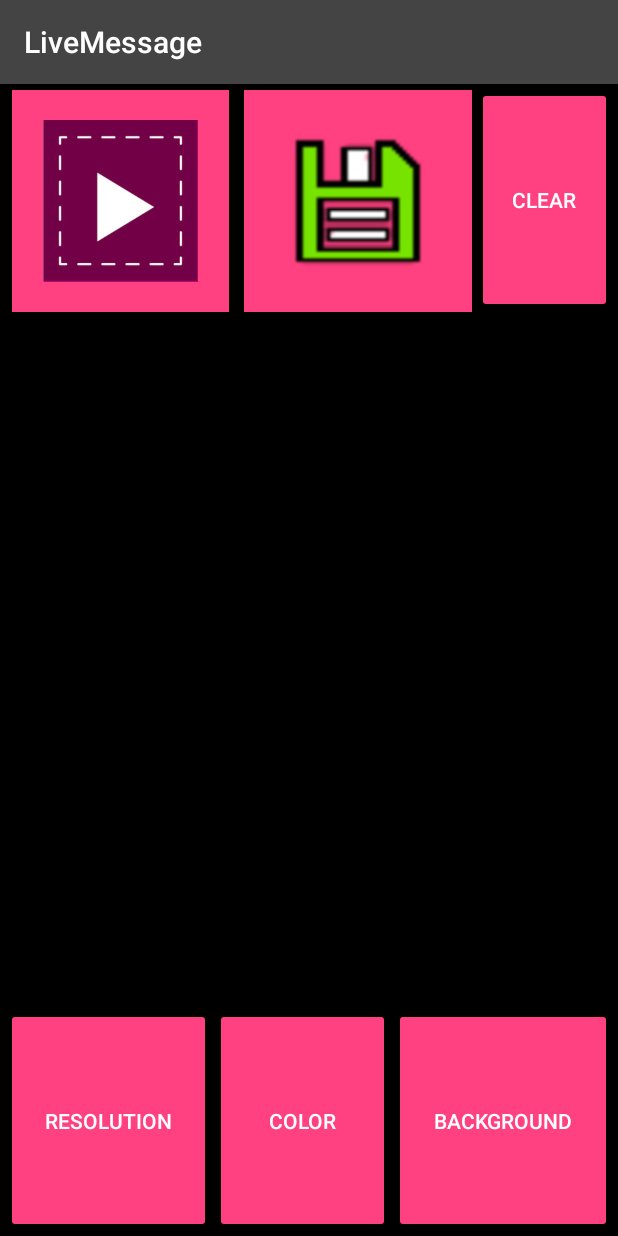
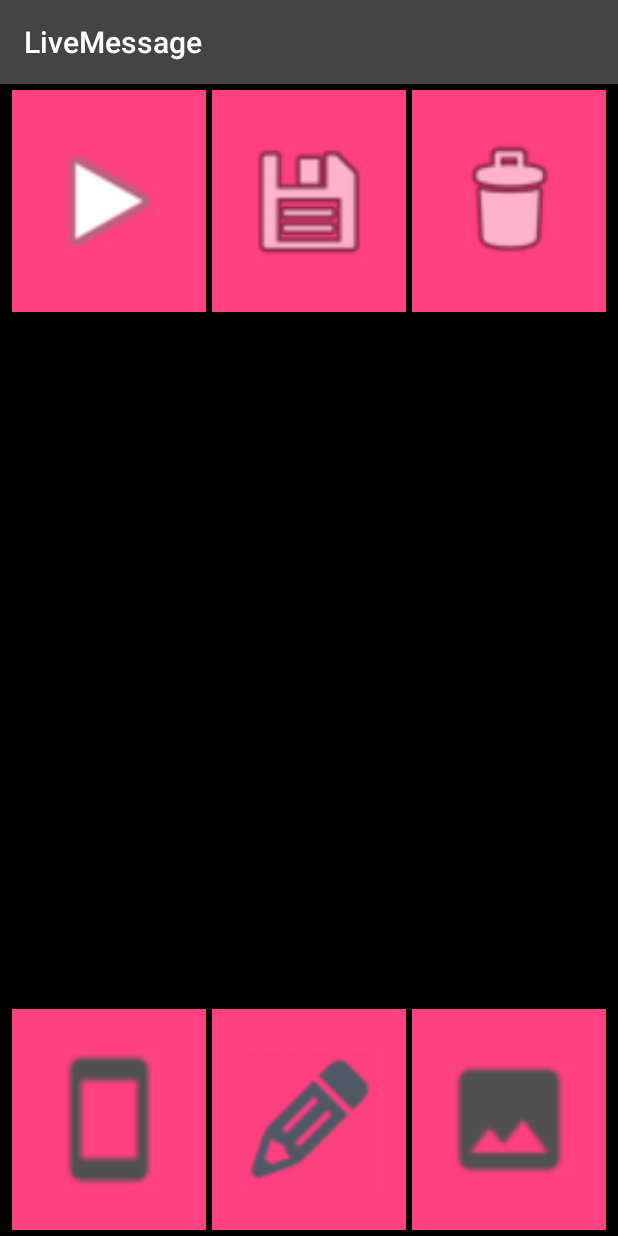
Before and after one commit to Kuanlin-Chen/LiveMessage, an Android app: the screen it shows after launch (MainActivity), on a phone screen of 412 x 824 dp. Run offline under Robolectric (Android 15) with nearby library versions, the phone set to English and light mode, and no system bars.

Commit message:
1) Change all Button to ImageButton 2) Add the resources of button image

```diff
--- a/app/src/main/java/chen/kuanlin/livemessage/MainActivity.java
+++ b/app/src/main/java/chen/kuanlin/livemessage/MainActivity.java
@@ -11,14 +11,13 @@ import android.os.Bundle;
 import android.util.Log;
 import android.view.KeyEvent;
 import android.view.View;
-import android.widget.Button;
 import android.widget.ImageButton;
 import android.widget.Toast;
 
 public class MainActivity extends AppCompatActivity {
 
-    private Button button_clear, button_resolution, button_color, button_background;
-    private ImageButton button_record, button_save;
+    private ImageButton button_record, button_save, button_clear,
+                        button_resolution, button_color, button_background;
 
     private PaintView paintView;
     private Recorder recorder;
@@ -40,10 +39,10 @@ public class MainActivity extends AppCompatActivity {
         paintView = (PaintView)findViewById(R.id.paintview);
         button_record = (ImageButton)findViewById(R.id.button_record);
         button_save = (ImageButton)findViewById(R.id.button_save);
-        button_clear = (Button)findViewById(R.id.button_clear);
-        button_resolution = (Button)findViewById(R.id.button_resolution);
-        button_color = (Button)findViewById(R.id.button_color);
-        button_background = (Button)findViewById(R.id.button_background);
+        button_clear = (ImageButton)findViewById(R.id.button_clear);
+        button_resolution = (ImageButton)findViewById(R.id.button_resolution);
+        button_color = (ImageButton)findViewById(R.id.button_color);
+        button_background = (ImageButton)findViewById(R.id.button_background);
 
         checkPermission();
 
@@ -208,7 +207,7 @@ public class MainActivity extends AppCompatActivity {
         recorder.setRate(user_rate);
         thread = new Thread(recorder);
         thread.start();
-        button_record.setImageResource(R.drawable.ic_pause_record);
+        button_record.setImageResource(R.drawable.ic_media_pause);
     }
 
     private void pauseRecord(){
@@ -218,7 +217,7 @@ public class MainActivity extends AppCompatActivity {
             thread.interrupt();
         }
         isRecording = false;
-        button_record.setImageResource(R.drawable.ic_start_record);
+        button_record.setImageResource(R.drawable.ic_media_play);
     }
 
     private void checkPermission(){
--- a/app/src/main/java/chen/kuanlin/livemessage/SaveData.java
+++ b/app/src/main/java/chen/kuanlin/livemessage/SaveData.java
@@ -7,7 +7,6 @@ import android.content.Intent;
 import android.net.Uri;
 import android.os.AsyncTask;
 import android.support.v7.app.AlertDialog;
-import android.widget.Toast;
 
 /**
  * Created by kuanlin on 2017/9/15.
--- a/app/src/main/res/layout/viewgroup.xml
+++ b/app/src/main/res/layout/viewgroup.xml
@@ -23,7 +23,7 @@
             android:layout_marginLeft="8dp"
             android:layout_marginRight="2dp"
             android:layout_weight="1"
-            android:src="@drawable/ic_start_record"
+            android:src="@drawable/ic_media_play"
             android:background="@color/colorAccent"
             android:padding="20dp"
             android:scaleType="fitCenter"
@@ -35,25 +35,29 @@
             android:layout_height="match_parent"
             android:layout_marginTop="4dp"
             android:layout_marginBottom="2dp"
-            android:layout_marginLeft="8dp"
+            android:layout_marginLeft="2dp"
             android:layout_marginRight="2dp"
             android:layout_weight="1"
-            android:src="@drawable/menu_save"
+            android:src="@drawable/ic_menu_save"
             android:background="@color/colorAccent"
             android:padding="20dp"
             android:scaleType="fitCenter"
             android:adjustViewBounds="true"
             android:id="@+id/button_save"/>
 
-        <Button style="@style/Base.Widget.AppCompat.Button.Colored"
+        <ImageButton style="@style/Base.Widget.AppCompat.Button.Colored"
             android:layout_width="wrap_content"
             android:layout_height="match_parent"
-            android:layout_marginTop="2dp"
-            android:layout_marginBottom="1dp"
-            android:layout_marginLeft="1dp"
-            android:layout_marginRight="4dp"
+            android:layout_marginTop="4dp"
+            android:layout_marginBottom="2dp"
+            android:layout_marginLeft="2dp"
+            android:layout_marginRight="8dp"
             android:layout_weight="1"
-            android:text="CLEAR"
+            android:src="@drawable/ic_menu_clear"
+            android:background="@color/colorAccent"
+            android:padding="20dp"
+            android:scaleType="fitCenter"
+            android:adjustViewBounds="true"
             android:id="@+id/button_clear"/>
         </LinearLayout>
 
@@ -80,37 +84,49 @@
             android:orientation="horizontal"
             android:layout_weight="2">
 
-            <Button style="@style/Base.Widget.AppCompat.Button.Colored"
+            <ImageButton style="@style/Base.Widget.AppCompat.Button.Colored"
                 android:layout_width="wrap_content"
                 android:layout_height="match_parent"
-                android:layout_marginTop="1dp"
-                android:layout_marginBottom="2dp"
-                android:layout_marginLeft="4dp"
-                android:layout_marginRight="1dp"
+                android:layout_marginTop="2dp"
+                android:layout_marginBottom="4dp"
+                android:layout_marginLeft="8dp"
+                android:layout_marginRight="2dp"
                 android:layout_weight="1"
-                android:text="RESOLUTION"
+                android:src="@drawable/ic_resolution"
+                android:background="@color/colorAccent"
+                android:padding="20dp"
+                android:scaleType="fitCenter"
+                android:adjustViewBounds="true"
                 android:id="@+id/button_resolution"/>
 
-            <Button style="@style/Base.Widget.AppCompat.Button.Colored"
+            <ImageButton style="@style/Base.Widget.AppCompat.Button.Colored"
                 android:layout_width="wrap_content"
                 android:layout_height="match_parent"
-                android:layout_marginTop="1dp"
-                android:layout_marginBottom="2dp"
-                android:layout_marginLeft="1dp"
-                android:layout_marginRight="1dp"
+                android:layout_marginTop="2dp"
+                android:layout_marginBottom="4dp"
+                android:layout_marginLeft="2dp"
+                android:layout_marginRight="2dp"
                 android:layout_weight="1"
-                android:text="COLOR"
+                android:src="@drawable/ic_pen_color"
+                android:background="@color/colorAccent"
+                android:padding="20dp"
+                android:scaleType="fitCenter"
+                android:adjustViewBounds="true"
                 android:id="@+id/button_color"/>
 
-            <Button style="@style/Base.Widget.AppCompat.Button.Colored"
+            <ImageButton style="@style/Base.Widget.AppCompat.Button.Colored"
                 android:layout_width="wrap_content"
                 android:layout_height="match_parent"
-                android:layout_marginTop="1dp"
-                android:layout_marginBottom="2dp"
-                android:layout_marginLeft="1dp"
-                android:layout_marginRight="4dp"
+                android:layout_marginTop="2dp"
+                android:layout_marginBottom="4dp"
+                android:layout_marginLeft="2dp"
+                android:layout_marginRight="8dp"
                 android:layout_weight="1"
-                android:text="BACKGROUND"
+                android:src="@drawable/ic_background"
+                android:background="@color/colorAccent"
+                android:padding="20dp"
+                android:scaleType="fitCenter"
+                android:adjustViewBounds="true"
                 android:id="@+id/button_background"/>
         </LinearLayout>
 
```
Also changed, not shown: app/src/main/res/drawable/ic_background.png (added), app/src/main/res/drawable/ic_media_pause.png (added), app/src/main/res/drawable/ic_media_play.png (added), app/src/main/res/drawable/ic_menu_clear.png (added), app/src/main/res/drawable/ic_menu_save.png (added), app/src/main/res/drawable/ic_pause_record.png (deleted), app/src/main/res/drawable/ic_pen_color.png (added), app/src/main/res/drawable/ic_resolution.png (added), app/src/main/res/drawable/ic_start_record.png (deleted), app/src/main/res/drawable/menu_save.png (deleted).
